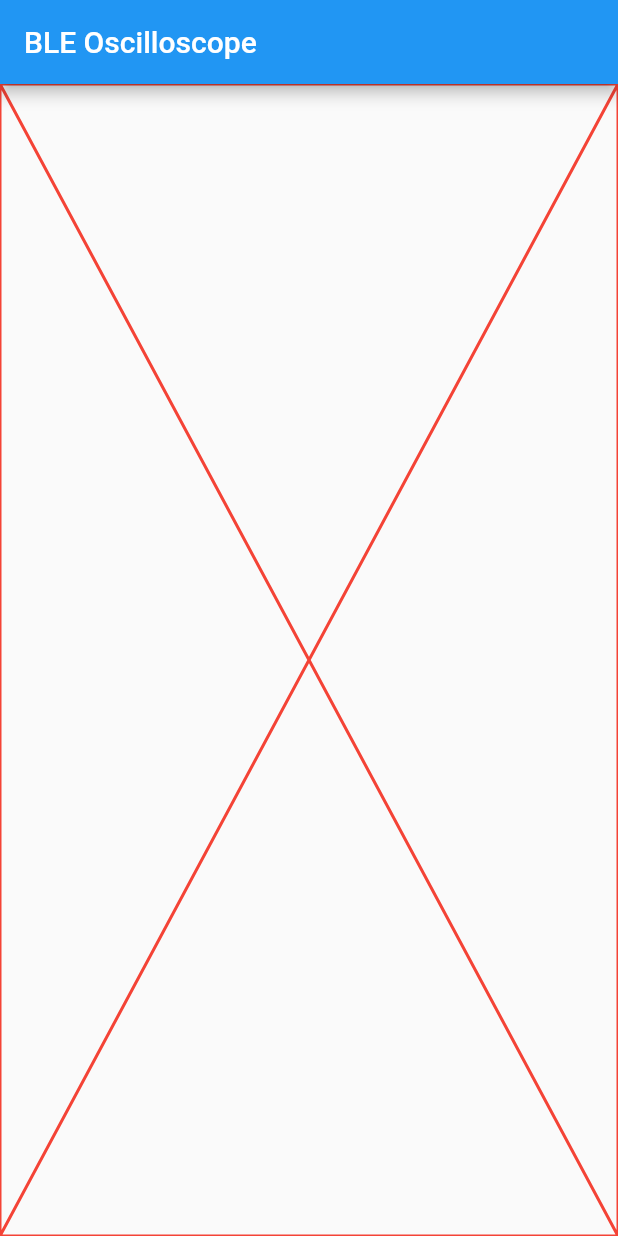
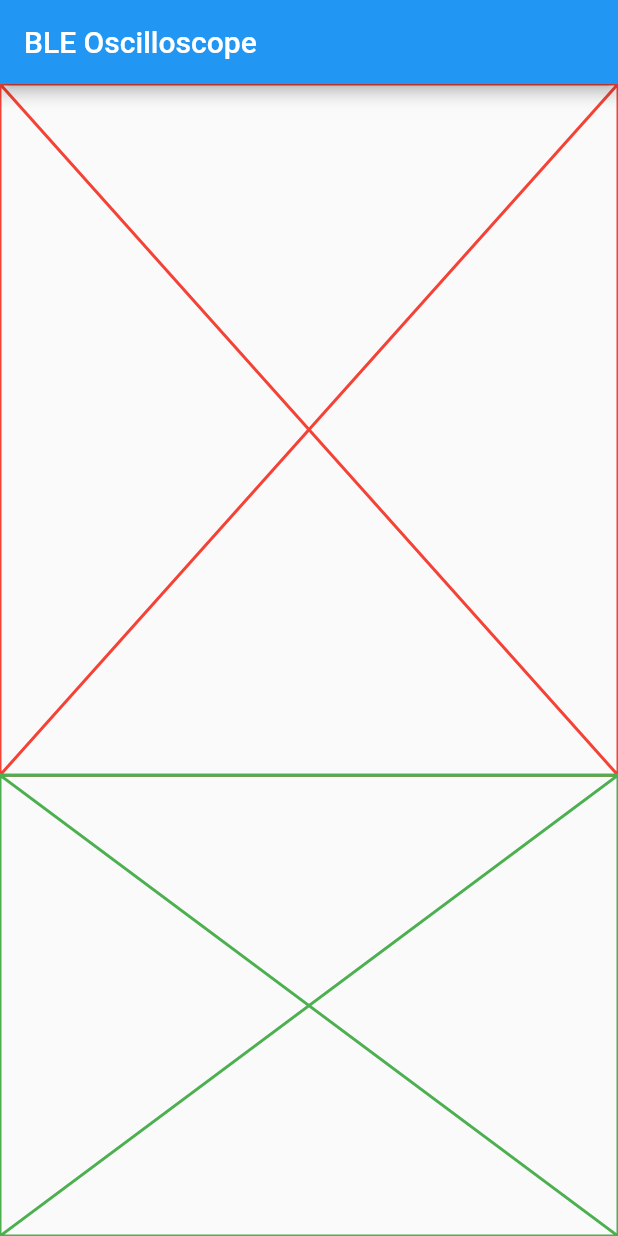
Before and after one commit to taras-rashnik/FlutterBleOscilloscope, a Flutter app: the screen it shows after launch, on a phone screen of 412 x 824 dp. Run offline on Flutter 3.47's test engine with Material 2 defaults, Android fonts, the light colour scheme and no system bars.

Commit message:
add responsive layout

```diff
--- /dev/null
+++ b/lib/layout/responsive_layout.dart
@@ -0,0 +1,44 @@
+import 'package:flutter/material.dart';
+
+class ResponsiveLayout extends StatelessWidget {
+  final Widget scopeWidget;
+  final Widget controlPanelWidget;
+
+  const ResponsiveLayout({Key key, this.scopeWidget, this.controlPanelWidget})
+      : super(key: key);
+
+  @override
+  Widget build(BuildContext context) {
+    return OrientationBuilder(
+      builder: (context, orientation) {
+        if (orientation == Orientation.portrait) {
+          return Column(
+            children: [
+              Expanded(
+                child: scopeWidget,
+                flex: 3,
+              ),
+              Expanded(
+                child: controlPanelWidget,
+                flex: 2,
+              )
+            ],
+          );
+        } else {
+          return Row(
+            children: [
+              Expanded(
+                child: scopeWidget,
+                flex: 3,
+              ),
+              Expanded(
+                child: controlPanelWidget,
+                flex: 2,
+              )
+            ],
+          );
+        }
+      },
+    );
+  }
+}
--- a/lib/main.dart
+++ b/lib/main.dart
@@ -1,4 +1,6 @@
 import 'package:flutter/material.dart';
+
+import 'layout/responsive_layout.dart';
 
 void main() {
   runApp(MyApp());
@@ -24,18 +26,13 @@ class MyHomePage extends StatelessWidget {
       appBar: AppBar(
         title: Text("BLE Oscilloscope"),
       ),
-      body: OrientationBuilder(
-        builder: (context, orientation) {
-          if (orientation == Orientation.portrait) {
-            return Placeholder(
-              color: Colors.red,
-            );
-          } else {
-            return Placeholder(
-              color: Colors.green,
-            );
-          }
-        },
+      body: ResponsiveLayout(
+        scopeWidget: Placeholder(
+          color: Colors.red,
+        ),
+        controlPanelWidget: Placeholder(
+          color: Colors.green,
+        ),
       ),
     );
   }
```
